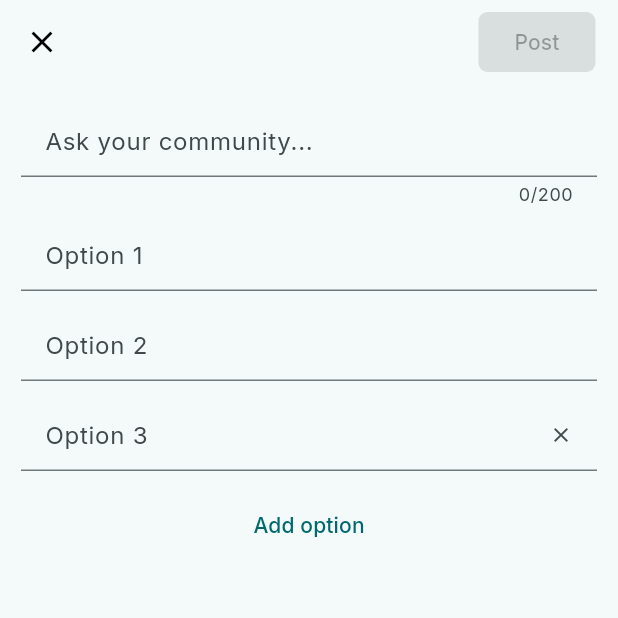
After one commit to jeronasiedu/studyhive, a Flutter app: the NewPoll screen opened directly, after a tap on "Add option", on a phone screen of 412 x 824 dp, the top half of it. The commit adds this screen. Run offline on Flutter 3.47's test engine with Material 2 defaults, Android fonts, the phone set to English and light mode, and no system bars; our stand-ins replace cached_network_image, cloud_firestore, dartz, equatable, file_picker, firebase_auth and 19 more; accounts and stored records are empty.

Commit message:
add polls UI

```diff
--- a/lib/src/hive/presentation/bindings/hive_binding.dart
+++ b/lib/src/hive/presentation/bindings/hive_binding.dart
@@ -1,11 +1,13 @@
 import 'package:get/get.dart';
 import 'package:studyhive/src/hive/presentation/manager/discussions_controller.dart';
 import 'package:studyhive/src/hive/presentation/manager/hive_controller.dart';
+import 'package:studyhive/src/hive/presentation/manager/poll_controller.dart';
 
 class HiveBinding extends Bindings {
   @override
   void dependencies() {
     Get.lazyPut(() => HiveController());
     Get.put(DiscussionsController());
+    Get.put(PollController());
   }
 }
--- /dev/null
+++ b/lib/src/hive/presentation/manager/poll_controller.dart
@@ -0,0 +1,34 @@
+import 'package:flutter/material.dart';
+import 'package:get/get.dart';
+
+class PollController extends GetxController {
+  final optionControllers = <TextEditingController>[].obs;
+  final pollTextController = TextEditingController();
+  RxBool canPost = false.obs;
+
+  @override
+  void onInit() {
+    super.onInit();
+    optionControllers.addAll([
+      TextEditingController(),
+      TextEditingController(),
+    ]);
+  }
+
+  void addOption() {
+    optionControllers.add(TextEditingController());
+  }
+
+  void removeOption(int index) {
+    optionControllers.removeAt(index);
+  }
+
+  @override
+  void onClose() {
+    pollTextController.dispose();
+    for (var option in optionControllers) {
+      option.dispose();
+    }
+    super.onClose();
+  }
+}
--- a/lib/src/hive/presentation/pages/hive.dart
+++ b/lib/src/hive/presentation/pages/hive.dart
@@ -4,9 +4,11 @@ import 'package:iconly/iconly.dart';
 import 'package:studyhive/src/hive/presentation/manager/hive_controller.dart';
 import 'package:studyhive/src/hive/presentation/pages/invite.dart';
 import 'package:studyhive/src/hive/presentation/pages/new_discussion.dart';
+import 'package:studyhive/src/hive/presentation/pages/new_poll.dart';
 
 import '../../../../shared/ui/custom_bottomsheet.dart';
 import '../../../../shared/ui/custom_listtile.dart';
+import 'new_question.dart';
 
 class HivePage extends GetView<HiveController> {
   const HivePage({Key? key}) : super(key: key);
@@ -71,8 +73,9 @@ class HivePage extends GetView<HiveController> {
                       CustomListTile(
                         onTap: () {
                           Get.back();
+                          Get.to(() => const NewQuestion(), fullscreenDialog: true);
                         },
-                        title: "Post a Question",
+                        title: "Ask a Question",
                         leading: const Icon(IconlyLight.paper),
                       ),
                       CustomListTile(
@@ -85,6 +88,7 @@ class HivePage extends GetView<HiveController> {
                       CustomListTile(
                         onTap: () {
                           Get.back();
+                          Get.to(() => const NewPoll(), fullscreenDialog: true);
                         },
                         title: "Create a Poll",
                         leading: const Icon(IconlyLight.chart),
--- /dev/null
+++ b/lib/src/hive/presentation/pages/new_poll.dart
@@ -0,0 +1,91 @@
+import 'package:flutter/material.dart';
+import 'package:get/get.dart';
+import 'package:studyhive/src/hive/presentation/manager/poll_controller.dart';
+
+import '../../../../shared/theme/theme.dart';
+
+class NewPoll extends GetView<PollController> {
+  const NewPoll({Key? key}) : super(key: key);
+
+  @override
+  Widget build(BuildContext context) {
+    return Scaffold(
+      appBar: AppBar(
+        leading: IconButton(
+          splashRadius: 20,
+          onPressed: () {
+            Navigator.pop(context);
+          },
+          icon: const Icon(Icons.close),
+        ),
+        actions: [
+          Padding(
+              padding: const EdgeInsets.only(right: 15.0),
+              child: Obx(() {
+                return ElevatedButton(onPressed: controller.canPost.value ? () {} : null, child: const Text("Post"));
+              })),
+        ],
+      ),
+      body: ListView(
+        padding: const EdgeInsets.all(14),
+        children: [
+          Padding(
+            padding: const EdgeInsets.only(bottom: 8.0),
+            child: TextFormField(
+              keyboardType: TextInputType.multiline,
+              maxLines: null,
+              maxLength: 200,
+              minLines: 1,
+              decoration: const InputDecoration(
+                contentPadding: inputPadding,
+                hintText: "Ask your community...",
+              ),
+            ),
+          ),
+          // render the pollOptions down here
+          Obx(() {
+            return Column(
+              children: controller.optionControllers
+                  .asMap()
+                  .entries
+                  .map(
+                    (entry) => Padding(
+                      padding: const EdgeInsets.only(bottom: 12.0),
+                      child: TextFormField(
+                        controller: entry.value,
+                        decoration: InputDecoration(
+                          contentPadding: inputPadding,
+                          hintText: "Option ${entry.key + 1}",
+                          suffixIcon: entry.key >= 2
+                              ? IconButton(
+                                  onPressed: () {
+                                    controller.optionControllers.removeAt(entry.key);
+                                    entry.value.dispose();
+                                  },
+                                  icon: const Icon(Icons.close),
+                                  iconSize: 16,
+                                  splashRadius: 12,
+                                )
+                              : null,
+                        ),
+                      ),
+                    ),
+                  )
+                  .toList(),
+            );
+          }),
+
+          Obx(() {
+            return Visibility(
+              visible: controller.optionControllers.length < 6,
+              child: TextButton(
+                onPressed: controller.addOption,
+                child: const Text("Add option"),
+              ),
+            );
+          })
+        ],
+      ),
+    );
+  }
+}
```
Also changed, not shown: lib/src/hive/presentation/pages/new_question.dart (added, +30 -0 lines), 1 other file.
